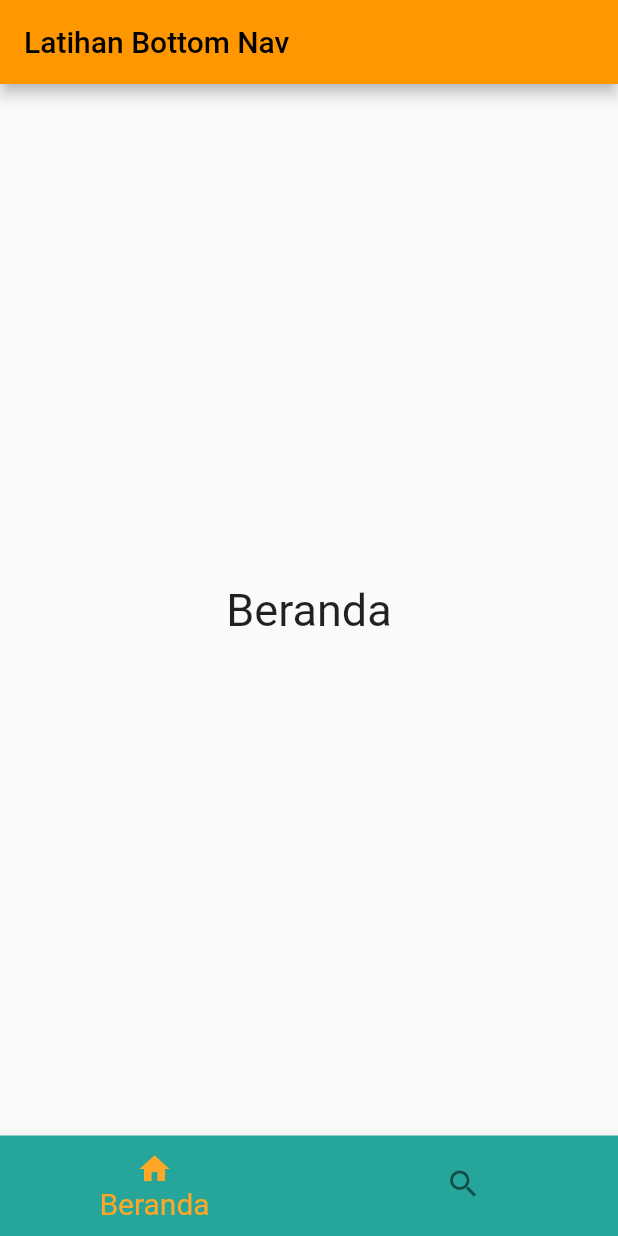
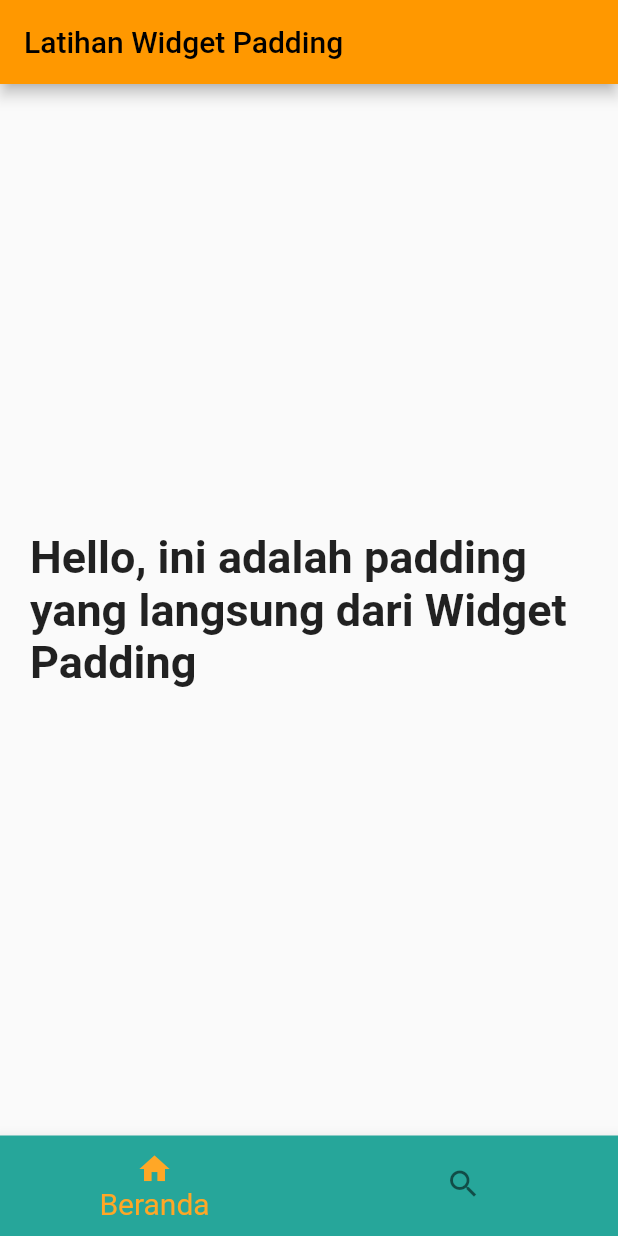
Before and after one commit to cosphi84/hsi-flutter-level1-task-0, a Flutter app: the screen it shows after launch, on a phone screen of 412 x 824 dp. Run offline on Flutter 3.47's test engine with Material 2 defaults, Android fonts, the phone set to English and light mode, and no system bars.

Commit message:
Done Tutorial Padding Widget

```diff
--- a/lib/widgets/sample_bottom_navbar.dart
+++ b/lib/widgets/sample_bottom_navbar.dart
@@ -1,5 +1,6 @@
 
 import 'package:flutter/material.dart';
+import 'package:hsi_level1/widgets/sample_widget_padding.dart';
 
 class SampleBottomNavbar extends StatefulWidget {
    const SampleBottomNavbar({ super.key });
@@ -18,12 +19,7 @@ class _SampleBottomNavbarState extends State<SampleBottomNavbar> {
   }
 
   List<Widget> pages = [
-    const Text(
-      'Beranda',
-      style: TextStyle(
-        fontSize: 30,
-      ),
-    ),
+    const SamplePadding(),
     const Text(
       'Cari',
       style: TextStyle(
@@ -35,7 +31,7 @@ class _SampleBottomNavbarState extends State<SampleBottomNavbar> {
   Widget build(BuildContext context){
     return Scaffold(
       appBar: AppBar(
-        title: const Text('Latihan Bottom Nav'),
+        title: const Text('Latihan Widget Padding'),
       ),
       body: Center(
         child: pages[_selectedIndex],
--- /dev/null
+++ b/lib/widgets/sample_widget_padding.dart
@@ -0,0 +1,23 @@
+
+import 'package:flutter/material.dart';
+
+class SamplePadding extends StatelessWidget {
+  const SamplePadding({super.key});
+
+  @override
+  Widget build(BuildContext context){
+    return const Padding(
+        padding: EdgeInsets.symmetric(
+            horizontal: 20,
+            vertical: 30
+        ),
+      child: Text(
+        'Hello, ini adalah padding yang langsung dari Widget Padding',
+        style: TextStyle(
+          fontSize: 30,
+          fontWeight: FontWeight.bold
+        ),
+      ),
+    );
+  }
+}
```
